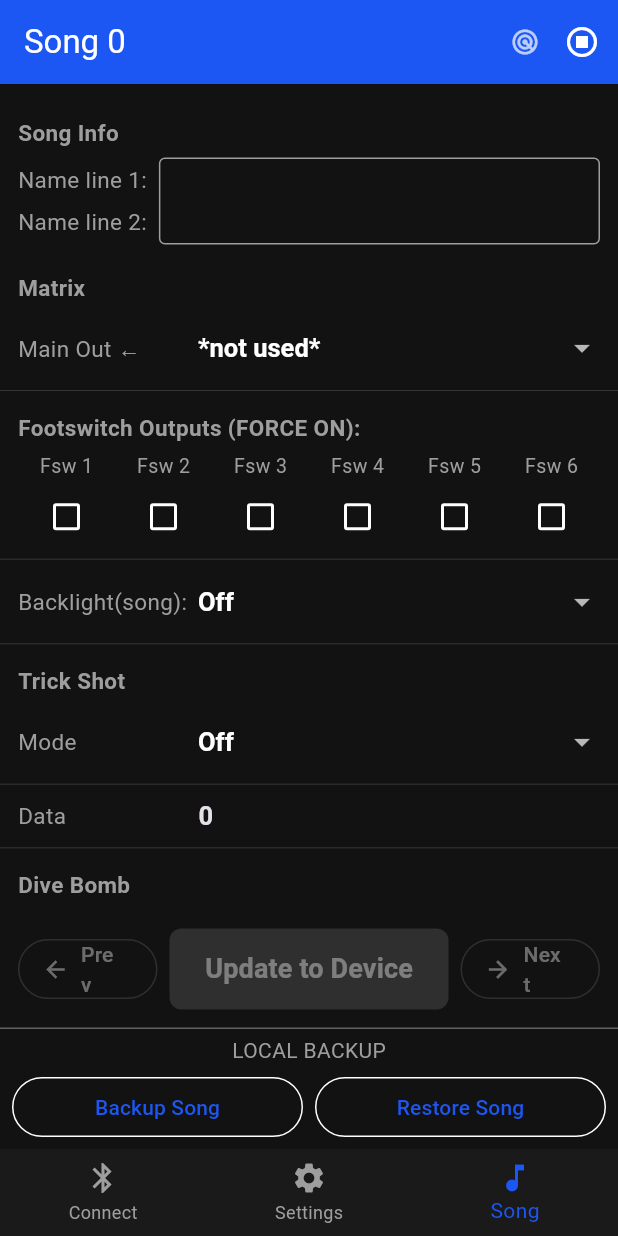
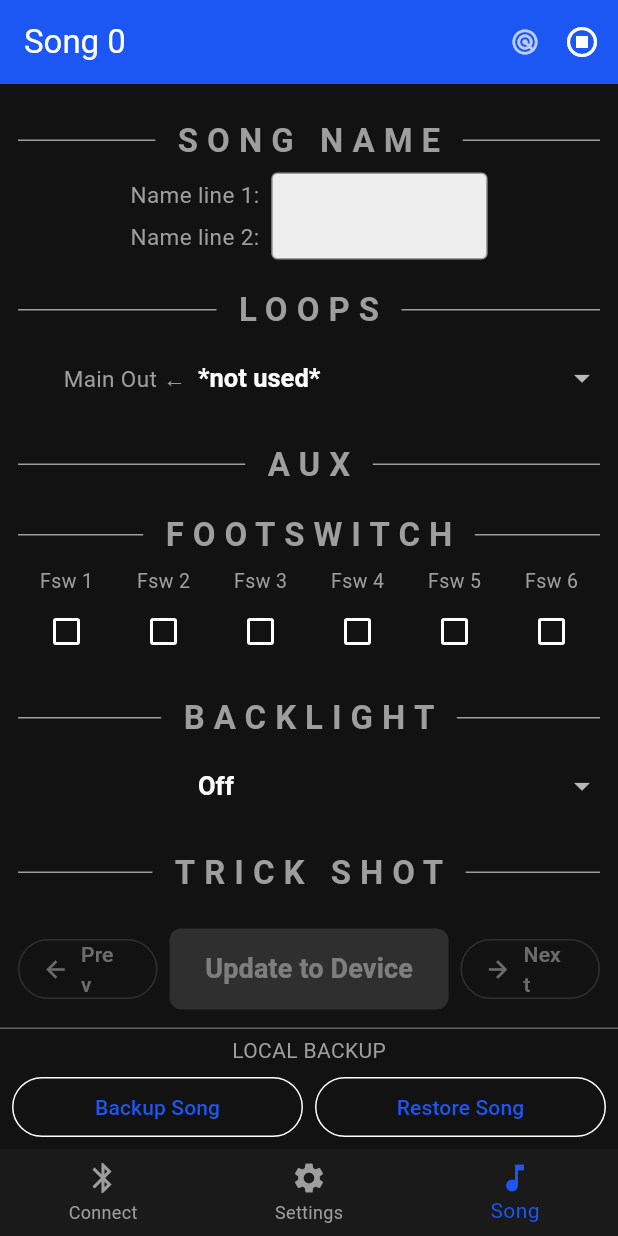
Before and after one commit to sjrtech/ControlFreek, a Flutter app: the screen it shows after launch, item 3 of the bottom bar chosen, on a phone screen of 412 x 824 dp. Run offline on Flutter 3.47's test engine with Material 3 defaults, Android fonts, the light colour scheme and no system bars; our stand-ins replace file_picker, flutter_blue_plus; missing offline and left inert: window_manager.

Commit message:
Some new GUI tweakscd ~/workspace/ControlFreek/

```diff
--- a/lib/device_provider.dart
+++ b/lib/device_provider.dart
@@ -78,7 +78,7 @@ class DeviceProvider extends ChangeNotifier {
     notifyListeners();
 
     _autoConnectTimer?.cancel();
-    _autoConnectTimer = Timer(const Duration(seconds: 5), _onScanTimeout);
+    _autoConnectTimer = Timer(const Duration(seconds: 15), _onScanTimeout);
 
     try {
       await _ble.startScan();
--- a/lib/screens/song_screen.dart
+++ b/lib/screens/song_screen.dart
@@ -17,7 +17,32 @@ int _backlightIndex(int raw) {
   return i >= 0 ? i : 0;
 }
 
-const _trickModeNames = ['Off', 'Jump to Song', 'Latch Footswitch', 'Momentary Footswitch'];
+// Convert the 2-bit-per-channel backlight byte to a pastel Flutter Color.
+// Bits[5:4]=R, [3:2]=G, [1:0]=B; each 2-bit value → 0/85/170/255.
+// Off (0) → light gray. Colors are blended 70% toward white for readability.
+Color _backlightToColor(int raw) {
+  final r = ((raw >> 4) & 0x3) * 85;
+  final g = ((raw >> 2) & 0x3) * 85;
+  final b = (raw & 0x3) * 85;
+  if (r == 0 && g == 0 && b == 0) return Colors.grey.shade200;
+  return Color.fromRGBO(
+    r + ((255 - r) * 0.7).round(),
+    g + ((255 - g) * 0.7).round(),
+    b + ((255 - b) * 0.7).round(),
+    1.0,
+  );
+}
+
+const _trickModeNames = [
+  'Off',              // 0
+  'Song - Latch',     // 1
+  'Song - Momentary', // 2
+  'Loop - Latch',     // 3
+  'Loop - Momentary', // 4
+  'FSW - Latch',      // 5
+  'FSW - Momentary',  // 6
+  'MIDI Message',     // 7
+];
 
 // Matrix source byte values: 0=not used, 1=MAIN IN, 2=Loop1, 4=Loop2, ..., 128=Loop7
 const _loopSourceValues = [2, 4, 8, 16, 32, 64, 128];
@@ -71,17 +96,18 @@ class SongScreen extends StatelessWidget {
               key: ValueKey(p.songLoadCount),
               padding: const EdgeInsets.symmetric(vertical: 8),
               children: [
-                _section('Song Info'),
+                _dividerSection('SONG NAME'),
                 _NameFieldsBox(song: song, notify: notify),
-                _section('Matrix'),
-                _matrixDropField(0, 'Main Out ←', song, settings, notify),
+                _dividerSection('LOOPS'),
+                _matrixDropField(0, 'Main Out ←', song, settings, notify, divider: false, labelAlign: TextAlign.right),
                 for (int i = 0; i < 7; i++)
                   if (settings.getLoopName(i).isNotEmpty)
-                    _matrixDropField(i + 1, '${settings.getLoopName(i)} ←', song, settings, notify),
+                    _matrixDropField(i + 1, '${settings.getLoopName(i)} ←', song, settings, notify, divider: false, labelAlign: TextAlign.right),
+                _dividerSection('AUX'),
                 for (int i = 0; i < 4; i++)
                   if (settings.getAuxName(i).isNotEmpty)
-                    _matrixDropField(i + 8, '${settings.getAuxName(i)} ←', song, settings, notify),
-                _section('Footswitch Outputs (FORCE ON):'),
+                    _matrixDropField(i + 8, '${settings.getAuxName(i)} ←', song, settings, notify, divider: false, labelAlign: TextAlign.right),
+                _dividerSection('FOOTSWITCH'),
                 _FswRow(
                   initialValue: song.footswitch,
                   names: List.generate(6, (i) {
@@ -90,15 +116,18 @@ class SongScreen extends StatelessWidget {
                   }),
                   onChange: (v) { song.footswitch = v; notify(); },
                 ),
-                _colorField('Backlight(song):', song.backlight, (v) { song.backlight = v; notify(); }),
-                _section('Trick Shot'),
+                _dividerSection('BACKLIGHT'),
+                _colorField('', song.backlight, (v) { song.backlight = v; notify(); }),
+                _dividerSection('TRICK SHOT'),
                 _dropField('Mode', song.trickMode.clamp(0, _trickModeNames.length - 1),
                     _trickModeNames, (v) { song.trickMode = v; notify(); }),
-                _numField('Data', song.trickData, (v) { song.trickData = v; notify(); }),
-                _section('Dive Bomb'),
+                ..._trickDataWidgets(song.trickMode, song.trickData, settings,
+                    notify, (v) { song.trickData = v; }),
+                _dividerSection('DIVE BOMB'),
                 _dropField('Mode', song.diveBombMode.clamp(0, _trickModeNames.length - 1),
                     _trickModeNames, (v) { song.diveBombMode = v; notify(); }),
-                _numField('Data', song.diveBombData, (v) { song.diveBombData = v; notify(); }),
+                ..._trickDataWidgets(song.diveBombMode, song.diveBombData, settings,
+                    notify, (v) { song.diveBombData = v; }),
                 const SizedBox(height: 80),
               ],
             ),
@@ -150,14 +179,28 @@ class SongScreen extends StatelessWidget {
   }
 }
 
-Widget _section(String title) => Padding(
+Widget _dividerSection(String title) => Padding(
       padding: const EdgeInsets.fromLTRB(12, 14, 12, 2),
+      child: Row(
+        children: [
+          const Expanded(child: Divider(color: Colors.grey)),
+          Padding(
+            padding: const EdgeInsets.symmetric(horizontal: 12),
             child: Text(
               title,
               style: const TextStyle(
-            fontSize: 15, fontWeight: FontWeight.bold, color: Colors.grey),
+                fontSize: 22,
+                fontWeight: FontWeight.bold,
+                color: Colors.grey,
+                letterSpacing: 6,
+              ),
+            ),
+          ),
+          const Expanded(child: Divider(color: Colors.grey)),
+        ],
       ),
     );
+
 
 class _NameFieldsBox extends StatelessWidget {
   final SongModel song;
@@ -167,9 +210,12 @@ class _NameFieldsBox extends StatelessWidget {
 
   @override
   Widget build(BuildContext context) {
+    final boxWidth = MediaQuery.of(context).size.width * 0.35;
     return Padding(
-      padding: const EdgeInsets.symmetric(horizontal: 12, vertical: 4),
+      padding: const EdgeInsets.symmetric(vertical: 4),
+      child: Center(
         child: Row(
+          mainAxisSize: MainAxisSize.min,
           children: [
             Column(
               crossAxisAlignment: CrossAxisAlignment.start,
@@ -191,9 +237,11 @@ class _NameFieldsBox extends StatelessWidget {
               ],
             ),
             const SizedBox(width: 8),
-          Expanded(
+            SizedBox(
+              width: boxWidth,
               child: Container(
                 decoration: BoxDecoration(
+                  color: _backlightToColor(song.backlight),
                   border: Border.all(color: Colors.grey),
                   borderRadius: BorderRadius.circular(4),
                 ),
@@ -207,6 +255,7 @@ class _NameFieldsBox extends StatelessWidget {
             ),
           ],
         ),
+      ),
     );
   }
 
@@ -218,7 +267,8 @@ class _NameFieldsBox extends StatelessWidget {
           child: TextFormField(
             initialValue: value.toUpperCase(),
             maxLength: 31,
-            style: const TextStyle(fontSize: 17, fontWeight: FontWeight.bold),
+            style: const TextStyle(fontSize: 17, fontWeight: FontWeight.bold, color: Colors.black),
+            cursorColor: Colors.black,
             textAlign: TextAlign.left,
             inputFormatters: [
               TextInputFormatter.withFunction((oldValue, newValue) {
@@ -300,12 +350,14 @@ Widget _dropField(
     );
 
 Widget _matrixDropField(
-  int matIdx, String label, SongModel song, SettingsModel s, VoidCallback notify,
+  int matIdx, String label, SongModel song, SettingsModel s, VoidCallback notify, {bool divider = true, TextAlign labelAlign = TextAlign.left}
 ) {
   final opts = _buildMatrixOptions(matIdx, s);
   final selIdx = _matrixDropIdx(song.getMatrix(matIdx), opts);
   return _FieldRow(
     label: label,
+    divider: divider,
+    labelAlign: labelAlign,
     child: DropdownButton<int>(
       value: selIdx,
       isExpanded: true,
@@ -323,6 +375,66 @@ Widget _matrixDropField(
       },
     ),
   );
+}
+
+List<Widget> _trickDataWidgets(
+  int mode, int data, SettingsModel settings, VoidCallback notify, void Function(int) set,
+) {
+  switch (mode) {
+    case 1:
+    case 2: // Song latch / momentary — song number 1-120
+      return [_numField('Song #', data.clamp(1, 120), (v) { set(v.clamp(1, 120)); notify(); })];
+
+    case 3:
+    case 4: // Loop latch / momentary — dropdown of named loops
+      final loops = <({String name, int index})>[];
+      for (int i = 0; i < 7; i++) {
+        final n = settings.getLoopName(i);
+        if (n.isNotEmpty) loops.add((name: n, index: i));
+      }
+      if (loops.isEmpty) return [];
+      final selIdx = loops.indexWhere((l) => l.index == data.clamp(0, 6));
+      final safeIdx = selIdx < 0 ? 0 : selIdx;
+      return [
+        _FieldRow(
+          label: 'Loop',
+          child: DropdownButton<int>(
+            value: safeIdx,
+            isExpanded: true,
+            underline: const SizedBox(),
+            style: const TextStyle(fontSize: 17, fontWeight: FontWeight.bold, color: Colors.white),
+            items: [
+              for (int i = 0; i < loops.length; i++)
+                DropdownMenuItem(value: i, child: Text(loops[i].name)),
+            ],
+            onChanged: (i) { if (i != null) { set(loops[i].index); notify(); } },
+          ),
+        ),
+      ];
+
+    case 5:
+    case 6: // FSW latch / momentary — 6-bit checkboxes
+      return [
+        _FswRow(
+          initialValue: data,
+          names: List.generate(6, (i) {
+            final n = settings.getFswName(i);
+            return n.isNotEmpty ? n : 'Fsw ${i + 1}';
+          }),
+          onChange: (v) { set(v); notify(); },
+        ),
+      ];
+
+    case 7: // MIDI message slot 1-4
+      return [
+        _dropField('Msg #', (data.clamp(1, 4) - 1),
+            ['Msg 1', 'Msg 2', 'Msg 3', 'Msg 4'],
+            (v) { set(v + 1); notify(); }),
+      ];
+
+    default: // Off — no data needed
+      return [];
+  }
 }
 
 class _FswRow extends StatefulWidget {
@@ -353,9 +465,6 @@ class _FswRowState extends State<_FswRow> {
   Widget build(BuildContext context) {
     return Container(
       padding: const EdgeInsets.symmetric(horizontal: 12, vertical: 4),
-      decoration: BoxDecoration(
-        border: Border(bottom: BorderSide(color: Colors.grey.shade800, width: 0.5)),
-      ),
       child: Row(
         mainAxisAlignment: MainAxisAlignment.spaceAround,
         children: [
@@ -461,23 +570,28 @@ class _LocalBackupBar extends StatelessWidget {
 class _FieldRow extends StatelessWidget {
   final String label;
   final Widget child;
+  final bool divider;
+  final TextAlign labelAlign;
 
-  const _FieldRow({required this.label, required this.child});
+  const _FieldRow({required this.label, required this.child, this.divider = false, this.labelAlign = TextAlign.left});
 
   @override
   Widget build(BuildContext context) {
     return Container(
       padding: const EdgeInsets.symmetric(horizontal: 12, vertical: 4),
-      decoration: BoxDecoration(
+      decoration: divider ? BoxDecoration(
         border: Border(
             bottom: BorderSide(color: Colors.grey.shade800, width: 0.5)),
-      ),
+      ) : null,
       child: Row(
         children: [
           SizedBox(
             width: 120,
-            child: Text(label,
+            child: Padding(
+              padding: const EdgeInsets.only(right: 8),
+              child: Text(label, textAlign: labelAlign,
                   style: const TextStyle(fontSize: 15, color: Colors.grey)),
+            ),
           ),
           Expanded(child: child),
         ],
```
Lines whose indentation alone changed are shown as unchanged.
